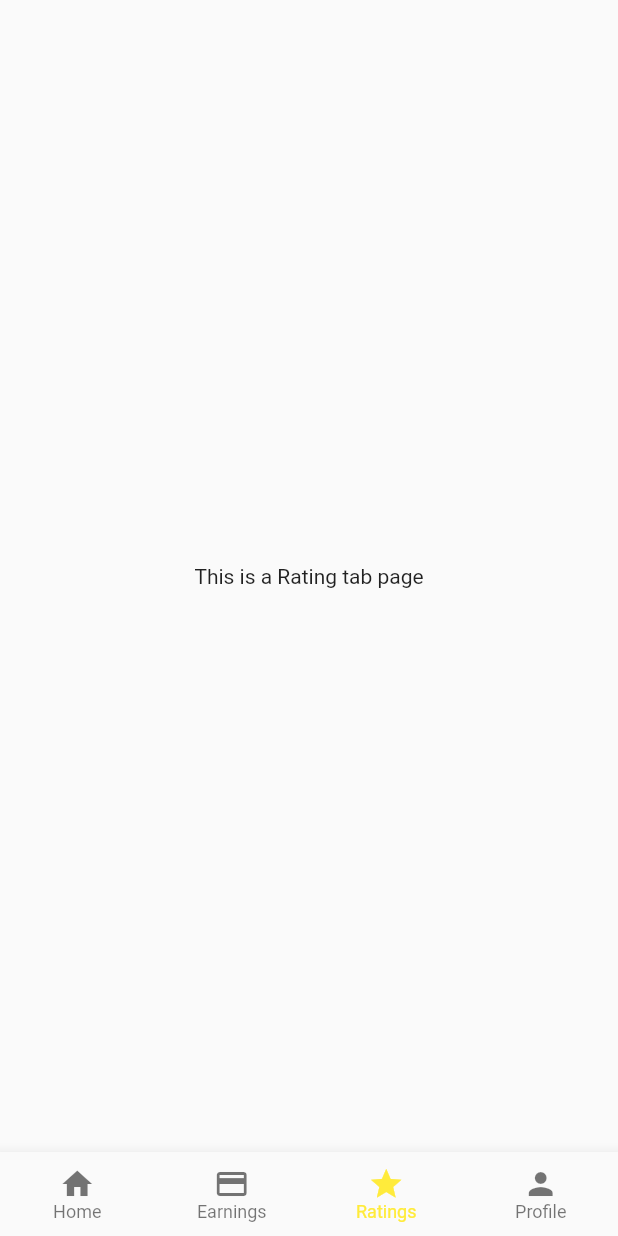
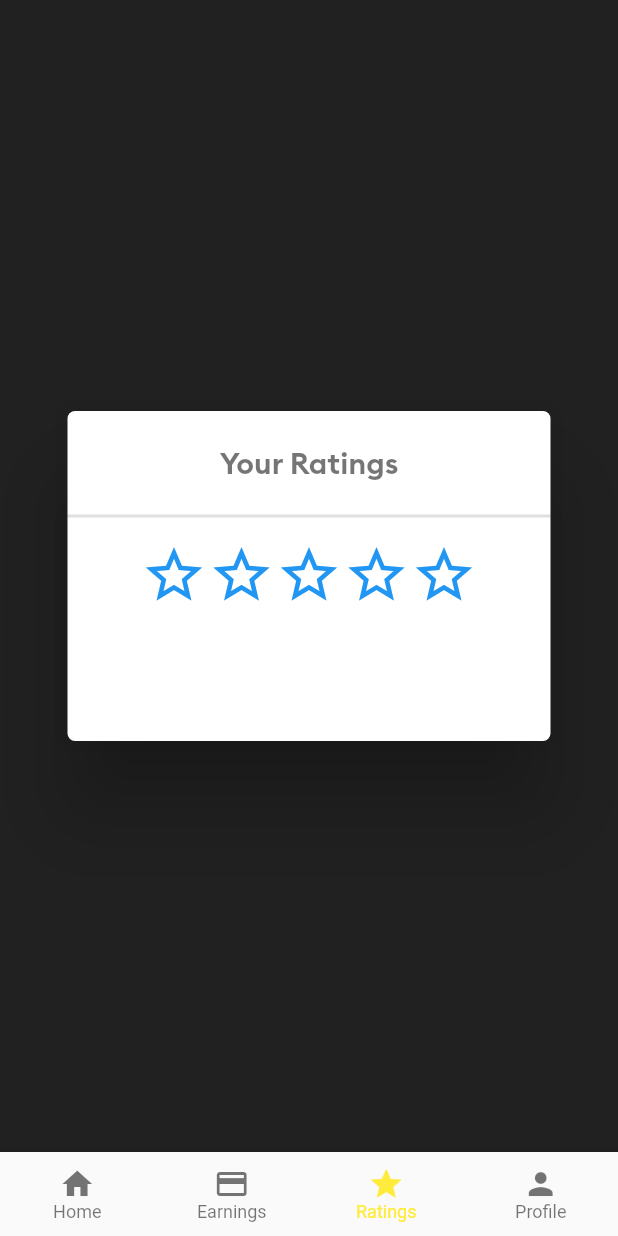
Before and after one commit to amit-lekhak/uber-clone-driver, a Flutter app: the MainScreen screen opened by its route, item 3 of the bottom bar chosen, on a phone screen of 412 x 824 dp. Run offline on Flutter 3.47's test engine with Material 2 defaults, Android fonts, the phone set to English and light mode, and no system bars; drawn by our look-alikes of smooth_star_rating; our stand-ins replace assets_audio_player, firebase_auth, firebase_core, firebase_database, firebase_messaging, fluttertoast and 2 more; missing offline and left inert: flutter_geofire, flutter_polyline_points, maps_toolkit; accounts and stored records are empty.

Commit message:
retireve and display driver ratings

```diff
--- a/lib/Assistants/assistantMethods.dart
+++ b/lib/Assistants/assistantMethods.dart
@@ -11,8 +11,6 @@ import 'package:intl/intl.dart';
 import 'package:provider/provider.dart';
 
 class AssistantMethods {
-
-
   static Future<DirectionDetails> obtainPlaceDirectionDetails(
       LatLng initialPosition, LatLng finalPosition) async {
     String directionUrl =
@@ -56,7 +54,6 @@ class AssistantMethods {
     return totalFareAmount.truncate();
   }
 
-
   static void disableHomeTabLiveLocationUpdates() {
     if (homeTabPageStreamSubscription != null) {
       homeTabPageStreamSubscription.pause();
@@ -71,6 +68,8 @@ class AssistantMethods {
   }
 
   static void retireveHistoryInfo(context) {
+
+
     /** retrieve and display earnings */
     driversRef
         .child(currentFirebaseUser.uid)
--- a/lib/TabsPages/ratingTabPage.dart
+++ b/lib/TabsPages/ratingTabPage.dart
@@ -1,10 +1,78 @@
-import 'package:flutter/material.dart';
+import "package:flutter/material.dart";
+import 'package:driver_app/configMaps.dart';
+import 'package:smooth_star_rating/smooth_star_rating.dart';
 
-class RatingTabPage extends StatelessWidget {
+class RatingTabPage extends StatefulWidget {
+  @override
+  _RatingTabPageState createState() => _RatingTabPageState();
+}
+
+class _RatingTabPageState extends State<RatingTabPage> {
   @override
   Widget build(BuildContext context) {
-    return Center(
-      child: Text("This is a Rating tab page"),
+    return Scaffold(
+      backgroundColor: Colors.black87,
+      body: Dialog(
+        shape: RoundedRectangleBorder(
+          borderRadius: BorderRadius.circular(12.0),
+        ),
+        backgroundColor: Colors.transparent,
+        child: Container(
+          margin: EdgeInsets.all(5.0),
+          width: double.infinity,
+          decoration: BoxDecoration(
+            color: Colors.white,
+            borderRadius: BorderRadius.circular(5.0),
+          ),
+          child: Column(
+            mainAxisSize: MainAxisSize.min,
+            children: [
+              SizedBox(
+                height: 22.0,
+              ),
+              Text(
+                "Your Ratings",
+                style: TextStyle(
+                    fontSize: 20.0,
+                    fontFamily: "Brand Bold",
+                    color: Colors.black54),
+              ),
+              SizedBox(
+                height: 22.0,
+              ),
+              Divider(
+                height: 2.0,
+                thickness: 2.0,
+              ),
+              SizedBox(
+                height: 16.0,
+              ),
+              SmoothStarRating(
+                rating: starCounter,
+                color: Colors.green,
+                allowHalfRating: true,
+                isReadOnly: true,
+                starCount: 5,
+                size: 45.0,
+              ),
+              SizedBox(
+                height: 14.0,
+              ),
+              Text(
+                title,
+                style: TextStyle(
+                  fontSize: 55.0,
+                  fontFamily: "Signatra",
+                  color: Colors.green,
+                ),
+              ),
+              SizedBox(
+                height: 16.0,
+              ),
+            ],
+          ),
+        ),
+      ),
     );
   }
 }
--- a/lib/configMaps.dart
+++ b/lib/configMaps.dart
@@ -27,3 +27,5 @@ Drivers driversInformation;
 StreamSubscription<Position> rideStreamSubscription;
 
 String title = "";
+
+double starCounter = 0.0;
--- a/pubspec.yaml
+++ b/pubspec.yaml
@@ -44,6 +44,7 @@ dependencies:
   assets_audio_player:
   maps_toolkit:
   intl:
+  smooth_star_rating:
 
 dev_dependencies:
   flutter_test:
```
Also changed, not shown: lib/TabsPages/homeTabPage.dart (+53 -0 lines), pubspec.lock.
